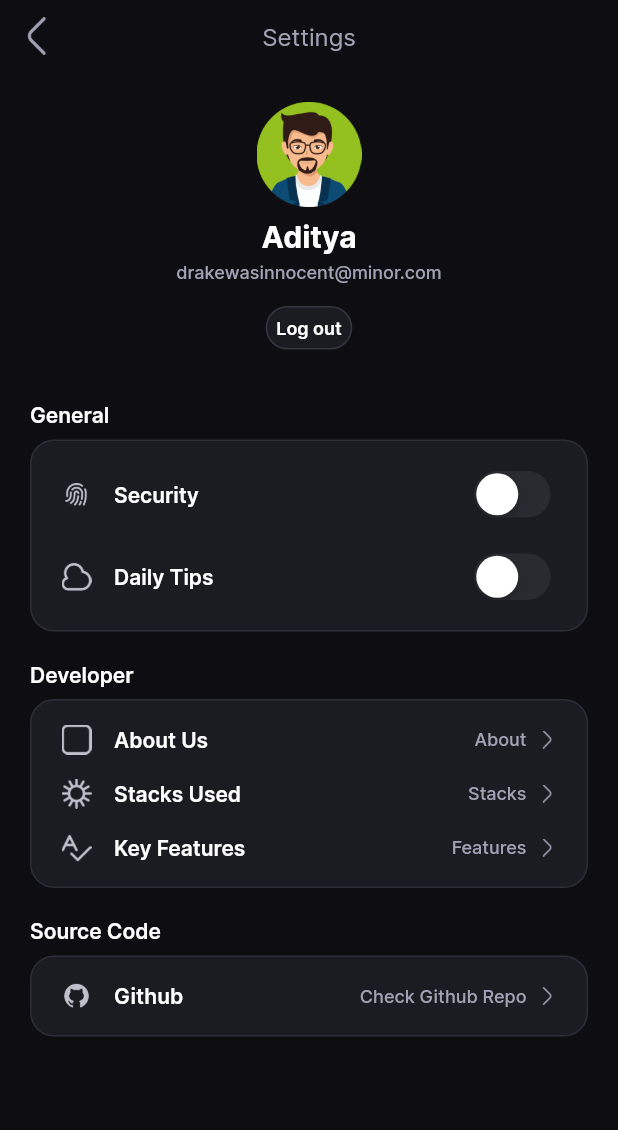
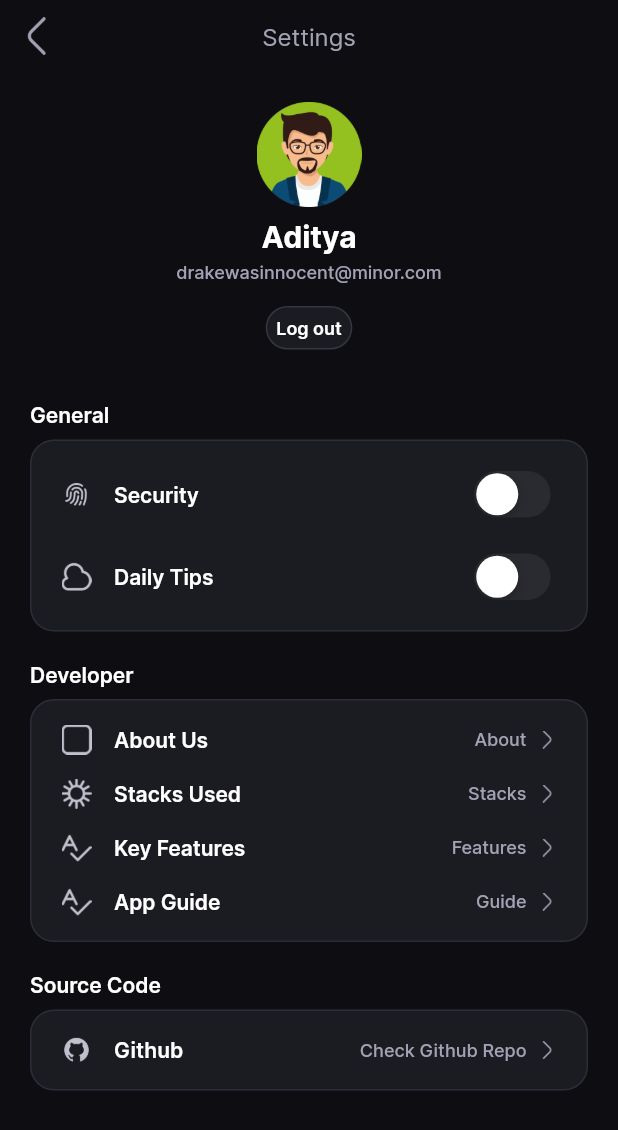
Before and after one commit to adiyadav123/budget_buddy_, a Flutter app: the SettingsView screen opened directly, on a phone screen of 412 x 824 dp. Shown: the top 1130 px of the screen. Run offline on Flutter 3.47's test engine with Material 3 defaults, Android fonts, the light colour scheme and no system bars; our stand-ins replace card_swiper, carousel_slider, dotted_border, firebase_auth, firebase_core, flutter_local_notifications and 9 more; missing offline and left inert: calendar_agenda, dart:ffi; accounts and stored records are empty; generated files the repository leaves out were written again.

Commit message:
Add App Guide to Settings View

```diff
--- a/lib/views/settings/settings_view.dart
+++ b/lib/views/settings/settings_view.dart
@@ -307,6 +307,18 @@ class _SettingsViewState extends State<SettingsView> {
                             value: "Features",
                           ),
                         ),
+                        InkWell(
+                          onTap: () => {
+                            Get.to(() => KeyFeaturesView(),
+                                transition: Transition.rightToLeftWithFade,
+                                duration: const Duration(milliseconds: 500))
+                          },
+                          child: IconItemRow(
+                            title: "App Guide",
+                            icon: "assets/img/font.png",
+                            value: "Guide",
+                          ),
+                        ),
                       ],
                     ),
                   ),
```
